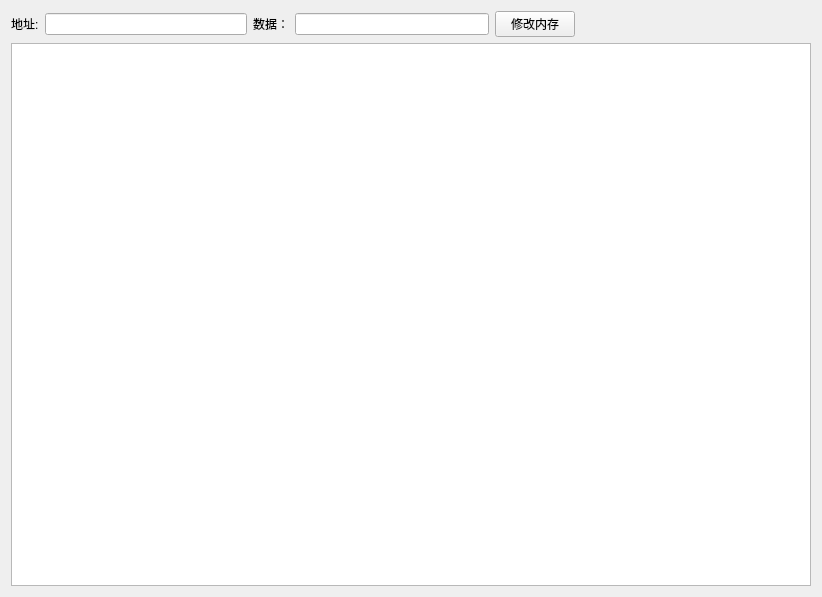
Above: View/memtab.ui from t103z/Tomasulo before the change. Below: the same form after it.
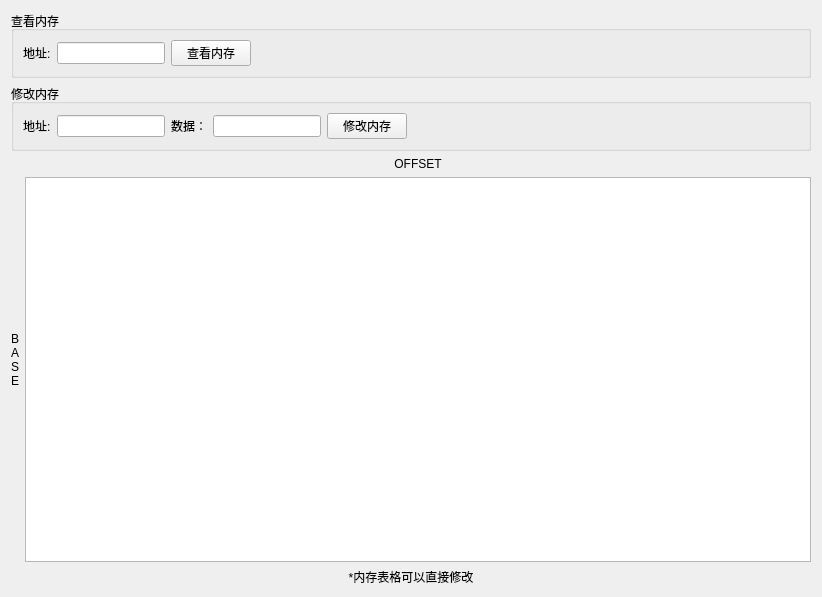
That is the form after the change.

Commit message: Finish mem tab

The edit to the form file:
```diff
--- a/View/memtab.ui
+++ b/View/memtab.ui
@@ -13,10 +13,78 @@
   <property name="windowTitle">
    <string>Form</string>
   </property>
-  <layout class="QVBoxLayout" name="verticalLayout_2">
+  <layout class="QVBoxLayout" name="verticalLayout_5">
+   <item>
+    <layout class="QVBoxLayout" name="verticalLayout_4">
    <item>
     <layout class="QVBoxLayout" name="verticalLayout">
      <item>
+        <widget class="QGroupBox" name="groupCheckMem">
+         <property name="title">
+          <string>查看内存</string>
+         </property>
+         <layout class="QHBoxLayout" name="horizontalLayout_6">
+          <item>
+           <layout class="QHBoxLayout" name="horizontalLayout_5">
+            <item>
+             <layout class="QHBoxLayout" name="horizontalLayout_4">
+              <item>
+               <widget class="QLabel" name="labelCheckAddr">
+                <property name="text">
+                 <string>地址:</string>
+                </property>
+               </widget>
+              </item>
+              <item>
+               <widget class="QLineEdit" name="editCheckAddr">
+                <property name="sizePolicy">
+                 <sizepolicy hsizetype="Preferred" vsizetype="Fixed">
+                  <horstretch>0</horstretch>
+                  <verstretch>0</verstretch>
+                 </sizepolicy>
+                </property>
+                <property name="maximumSize">
+                 <size>
+                  <width>200</width>
+                  <height>16777215</height>
+                 </size>
+                </property>
+               </widget>
+              </item>
+             </layout>
+            </item>
+            <item>
+             <widget class="QPushButton" name="btnCheckMem">
+              <property name="text">
+               <string>查看内存</string>
+              </property>
+             </widget>
+            </item>
+            <item>
+             <spacer name="horizontalSpacer_2">
+              <property name="orientation">
+               <enum>Qt::Horizontal</enum>
+              </property>
+              <property name="sizeHint" stdset="0">
+               <size>
+                <width>40</width>
+                <height>20</height>
+               </size>
+              </property>
+             </spacer>
+            </item>
+           </layout>
+          </item>
+         </layout>
+        </widget>
+       </item>
+       <item>
+        <widget class="QGroupBox" name="groupModifyMem">
+         <property name="title">
+          <string>修改内存</string>
+         </property>
+         <layout class="QHBoxLayout" name="horizontalLayout_7">
+          <item>
       <layout class="QHBoxLayout" name="horizontalLayout_3">
        <item>
         <layout class="QHBoxLayout" name="horizontalLayout">
@@ -28,7 +96,20 @@
           </widget>
          </item>
          <item>
-          <widget class="QLineEdit" name="editAddr"/>
+               <widget class="QLineEdit" name="editModifyAddr">
+                <property name="sizePolicy">
+                 <sizepolicy hsizetype="Preferred" vsizetype="Fixed">
+                  <horstretch>0</horstretch>
+                  <verstretch>0</verstretch>
+                 </sizepolicy>
+                </property>
+                <property name="maximumSize">
+                 <size>
+                  <width>200</width>
+                  <height>16777215</height>
+                 </size>
+                </property>
+               </widget>
          </item>
         </layout>
        </item>
@@ -42,7 +123,20 @@
           </widget>
          </item>
          <item>
-          <widget class="QLineEdit" name="editData"/>
+               <widget class="QLineEdit" name="editModifyData">
+                <property name="sizePolicy">
+                 <sizepolicy hsizetype="Preferred" vsizetype="Fixed">
+                  <horstretch>0</horstretch>
+                  <verstretch>0</verstretch>
+                 </sizepolicy>
+                </property>
+                <property name="maximumSize">
+                 <size>
+                  <width>200</width>
+                  <height>16777215</height>
+                 </size>
+                </property>
+               </widget>
          </item>
         </layout>
        </item>
@@ -68,6 +162,35 @@
        </item>
       </layout>
      </item>
+         </layout>
+         <zorder></zorder>
+        </widget>
+       </item>
+      </layout>
+     </item>
+     <item>
+      <layout class="QVBoxLayout" name="verticalLayout_3">
+       <item>
+        <layout class="QHBoxLayout" name="horizontalLayout_8">
+         <item>
+          <widget class="QLabel" name="labelBase">
+           <property name="text">
+            <string>B
+A
+S
+E</string>
+           </property>
+          </widget>
+         </item>
+         <item>
+          <layout class="QVBoxLayout" name="verticalLayout_2">
+           <item>
+            <widget class="QLabel" name="labelOffset">
+             <property name="text">
+              <string>&lt;html&gt;&lt;head/&gt;&lt;body&gt;&lt;p align=&quot;center&quot;&gt;OFFSET&lt;/p&gt;&lt;/body&gt;&lt;/html&gt;</string>
+             </property>
+            </widget>
+           </item>
      <item>
       <widget class="QTableView" name="tableMem">
        <attribute name="horizontalHeaderVisible">
@@ -81,7 +204,28 @@
     </layout>
    </item>
   </layout>
- </widget>
+       </item>
+       <item>
+        <widget class="QLabel" name="labelTip">
+         <property name="text">
+          <string>&lt;html&gt;&lt;head/&gt;&lt;body&gt;&lt;p align=&quot;center&quot;&gt;*内存表格可以直接修改&lt;/p&gt;&lt;/body&gt;&lt;/html&gt;</string>
+         </property>
+        </widget>
+       </item>
+      </layout>
+     </item>
+    </layout>
+   </item>
+  </layout>
+ </widget>
+ <tabstops>
+  <tabstop>editCheckAddr</tabstop>
+  <tabstop>btnCheckMem</tabstop>
+  <tabstop>editModifyAddr</tabstop>
+  <tabstop>editModifyData</tabstop>
+  <tabstop>btnModifyMem</tabstop>
+  <tabstop>tableMem</tabstop>
+ </tabstops>
  <resources/>
  <connections/>
 </ui>
```
Left out of the diff: 5 changed lines with no effect on the pictures. Lines whose indentation alone changed are shown as unchanged. The commit also changes 5 other files.
